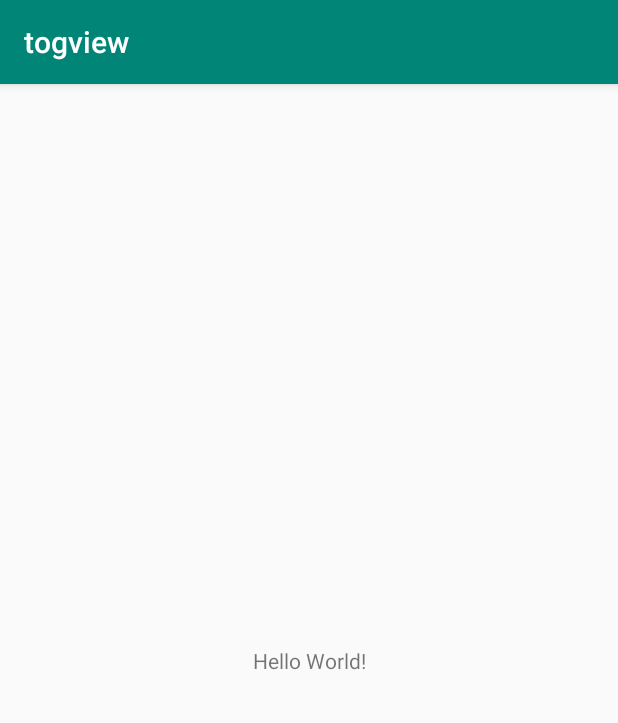
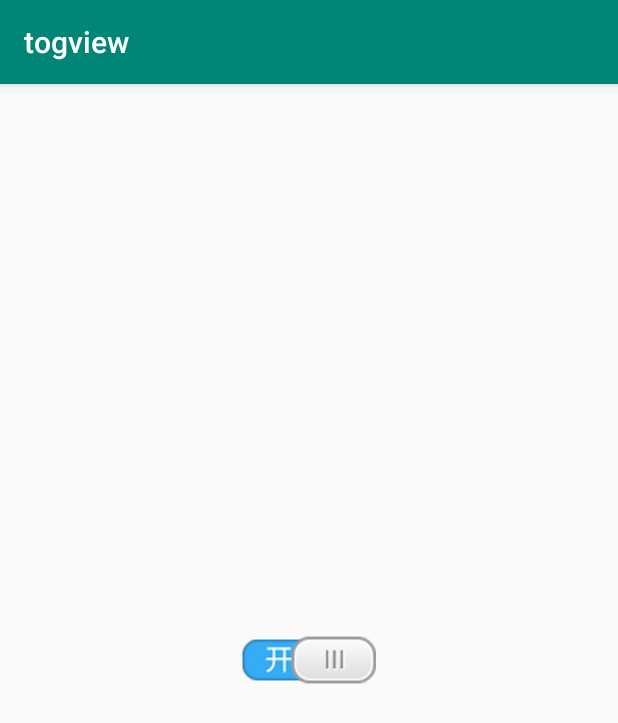
Before and after one commit to MengkZhang/CustomView1, an Android app: the screen it shows after launch (MainActivity), on a phone screen of 412 x 824 dp. Shown: the top 723 px of the screen. Run offline under Robolectric (Android 15) with nearby library versions, the phone set to English and light mode, and no system bars.

Commit message:
流程基本走完-有bug

```diff
--- a/app/src/main/java/com/zhang/togview/MainActivity.java
+++ b/app/src/main/java/com/zhang/togview/MainActivity.java
@@ -3,11 +3,25 @@ package com.zhang.togview;
 import android.support.v7.app.AppCompatActivity;
 import android.os.Bundle;
 
+import com.zhang.togview.widget.ToggleView;
+
 public class MainActivity extends AppCompatActivity {
+
+    private ToggleView mToggleView;
 
     @Override
     protected void onCreate(Bundle savedInstanceState) {
         super.onCreate(savedInstanceState);
         setContentView(R.layout.activity_main);
+
+        mToggleView = (ToggleView) findViewById(R.id.toggleView);
+
+        //需求：给mToggleView设置背景
+        mToggleView.setSwitchBackgroundResource(R.mipmap.switch_background);
+        //需求：给mToggleView设置滑块背景
+        mToggleView.setSlideButtonResource(R.mipmap.slide_button);
+        //需求：给mToggleView设置开关状态
+        mToggleView.setSwitchState(true);
+
     }
 }
--- /dev/null
+++ b/app/src/main/java/com/zhang/togview/widget/ToggleView.java
@@ -0,0 +1,188 @@
+package com.zhang.togview.widget;
+
+import android.content.Context;
+import android.graphics.Bitmap;
+import android.graphics.BitmapFactory;
+import android.graphics.Canvas;
+import android.graphics.Paint;
+import android.support.annotation.Nullable;
+import android.util.AttributeSet;
+import android.util.Log;
+import android.view.MotionEvent;
+import android.view.View;
+
+/**
+ * 自定义ToggleView 完全继承View
+ * <p>
+ * Android中View的绘制流程
+ * <p>
+ * 测量                   摆放                绘制
+ * measure     ->        layout       ->     draw
+ * \                     \                  \
+ * <p>
+ * onMeasure               onLayout           onDraw  重写这些方法实现自定义控件
+ * <p>
+ * 这些方法都是在onResume()之后执行的
+ * <p>
+ * View
+ * onMeasure(在这个方法指定自己的宽高)   ->  onDraw(在这个方法绘制自己的内容)
+ * <p>
+ * ViewGroup
+ * onMeasure(在这个方法指定自己的宽高和所有子View的快高)   ->  onLayout(摆放所有子View)  ->  onDraw(在这个方法绘制自己的内容)
+ */
+public class ToggleView extends View {
+
+    private Bitmap slideButtonBitmap;    //背景
+    private Bitmap switchBackgroupBitmap;//滑块
+    private Paint paint;                 //画笔
+    private boolean mSwitchState;        //滑块的状态 默认关闭（FALSE）
+    private float currentX;              //当前的x坐标
+
+    /**
+     * 用于代码创建控件
+     *
+     * @param context
+     */
+    public ToggleView(Context context) {
+        super(context);
+        init();
+    }
+
+
+    /**
+     * 用于在xml中使用控件，可指定属性
+     *
+     * @param context
+     * @param attrs
+     */
+    public ToggleView(Context context, @Nullable AttributeSet attrs) {
+        super(context, attrs);
+        init();
+    }
+
+    /**
+     * 初始化
+     */
+    private void init() {
+        paint = new Paint();
+    }
+
+    /**
+     * 也是用于在xml中使用控件，可以指定属性，如果指定过了样式则走此构造方法
+     *
+     * @param context
+     * @param attrs
+     * @param defStyleAttr
+     */
+    public ToggleView(Context context, @Nullable AttributeSet attrs, int defStyleAttr) {
+        super(context, attrs, defStyleAttr);
+        init();
+    }
+
+    @Override
+    protected void onMeasure(int widthMeasureSpec, int heightMeasureSpec) {
+//        super.onMeasure(widthMeasureSpec, heightMeasureSpec);
+        setMeasuredDimension(switchBackgroupBitmap.getWidth(), switchBackgroupBitmap.getHeight());
+    }
+
+    /**
+     * 绘制方法
+     *
+     * @param canvas ：画布，在上面绘制的内容都会显示在界面上
+     */
+    @Override
+    protected void onDraw(Canvas canvas) {
+        super.onDraw(canvas);
+        // 1,绘制背景
+        //left top是当前控件的左上角的坐标
+        canvas.drawBitmap(switchBackgroupBitmap, 0, 0, paint);
+
+        //2,绘制滑块
+        /**2019/5/17 绘制滑块两个点：1，触摸的时候根据currentX绘制滑块
+         *                           2，非触摸的时候根据开关状态的Boolean值绘制滑块
+         */
+
+        if (isTouchMode) {//根据用户滑动的位置currentX绘制滑块
+            float newLeft = (int) currentX;
+            canvas.drawBitmap(slideButtonBitmap, newLeft, 0, paint);
+        } else {          //根据开关状态的Boolean值绘制滑块
+
+            if (mSwitchState) {  //开启状态 left = 背景宽度 - 滑块宽度,  top = 0
+                int newLeft = switchBackgroupBitmap.getWidth() - slideButtonBitmap.getWidth();
+                canvas.drawBitmap(slideButtonBitmap, newLeft, 0, paint);
+            } else {            //关闭状态 left = 0, top = 0
+                canvas.drawBitmap(slideButtonBitmap, 0, 0, paint);
+            }
+        }
+    }
+
+    boolean isTouchMode = false;//默认不是滑动状态
+
+    /**
+     * 重写触摸事件相应用户触摸
+     *
+     * @param event
+     * @return
+     */
+    @Override
+    public boolean onTouchEvent(MotionEvent event) {
+        switch (event.getAction()) {
+            case MotionEvent.ACTION_DOWN:
+                isTouchMode = true;//按下的时候设置为TRUE
+                printLog("event:ACTION_DOWN " + event.getX());
+                currentX = event.getX();
+                break;
+            case MotionEvent.ACTION_MOVE:
+                printLog("event:ACTION_MOVE " + event.getX());
+                currentX = event.getX();
+
+                // TODO: 2019/5/17 目的 在 ACTION_MOVE中根据currentX值绘制滑块的位置
+
+                break;
+            case MotionEvent.ACTION_UP:
+                isTouchMode = false;//松开的时候设置为FALSE
+                printLog("event:ACTION_UP " + event.getX());
+                currentX = event.getX();
+                break;
+            default:
+                break;
+        }
+
+        //重绘界面
+        invalidate();//会导致onDraw()被调用，界面会更新
+
+//        return super.onTouchEvent(event); //默认不消费触摸事件
+        return true;//消费了触摸事件
+    }
+
+    private void printLog(String string) {
+        Log.e("===z",string);
+    }
+
+    /**
+     * 设置背景图片
+     *
+     * @param switchBackground
+     */
+    public void setSwitchBackgroundResource(int switchBackground) {
+        switchBackgroupBitmap = BitmapFactory.decodeResource(getResources(), switchBackground);
+    }
+
+    /**
+     * 设置滑块背景图片
+     *
+     * @param slideButton
+     */
+    public void setSlideButtonResource(int slideButton) {
+        slideButtonBitmap = BitmapFactory.decodeResource(getResources(), slideButton);
+    }
+
+    /**
+     * 设置开关的状态
+     *
+     * @param switchState
+     */
+    public void setSwitchState(boolean switchState) {
+        this.mSwitchState = switchState;
+    }
+}
--- a/app/src/main/res/layout/activity_main.xml
+++ b/app/src/main/res/layout/activity_main.xml
@@ -1,19 +1,15 @@
 <?xml version="1.0" encoding="utf-8"?>
-<android.support.constraint.ConstraintLayout
+<RelativeLayout
     xmlns:android="http://schemas.android.com/apk/res/android"
     xmlns:app="http://schemas.android.com/apk/res-auto"
     xmlns:tools="http://schemas.android.com/tools"
     android:layout_width="match_parent"
-    android:layout_height="match_parent"
-    tools:context=".MainActivity">
+    android:layout_height="match_parent">
 
-    <TextView
+    <com.zhang.togview.widget.ToggleView
+        android:id="@+id/toggleView"
+        android:layout_centerInParent="true"
         android:layout_width="wrap_content"
-        android:layout_height="wrap_content"
-        android:text="Hello World!"
-        app:layout_constraintBottom_toBottomOf="parent"
-        app:layout_constraintLeft_toLeftOf="parent"
-        app:layout_constraintRight_toRightOf="parent"
-        app:layout_constraintTop_toTopOf="parent"/>
+        android:layout_height="wrap_content"/>
 
-</android.support.constraint.ConstraintLayout>
+</RelativeLayout>
```
Also changed, not shown: app/src/main/res/mipmap-xhdpi/slide_button.png (added), app/src/main/res/mipmap-xhdpi/switch_background.png (added).
